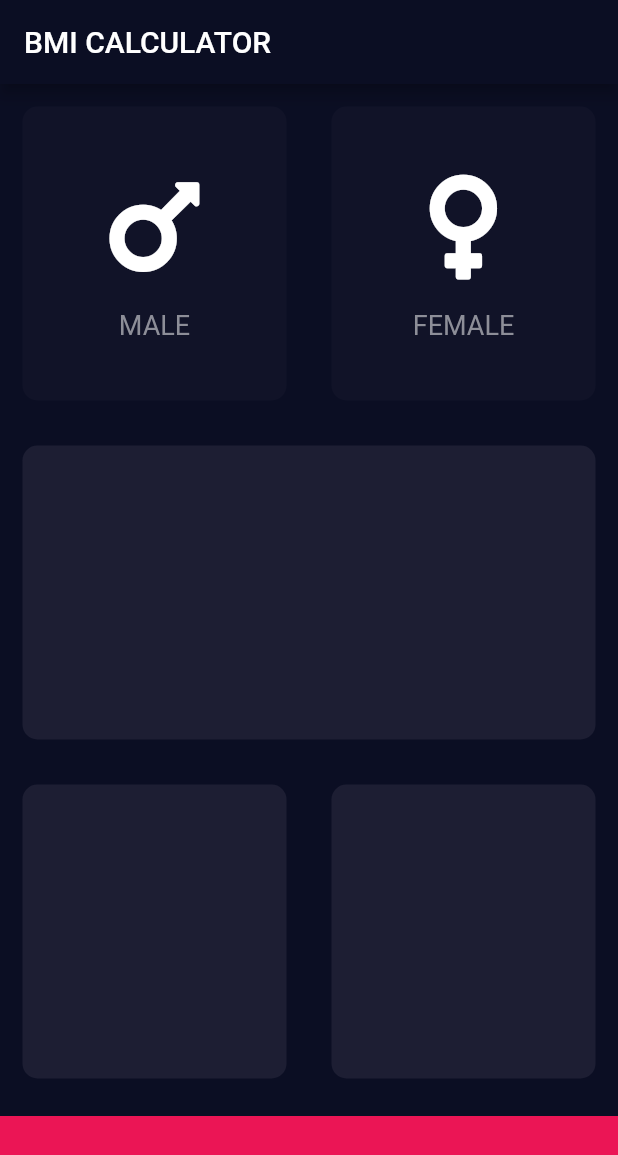
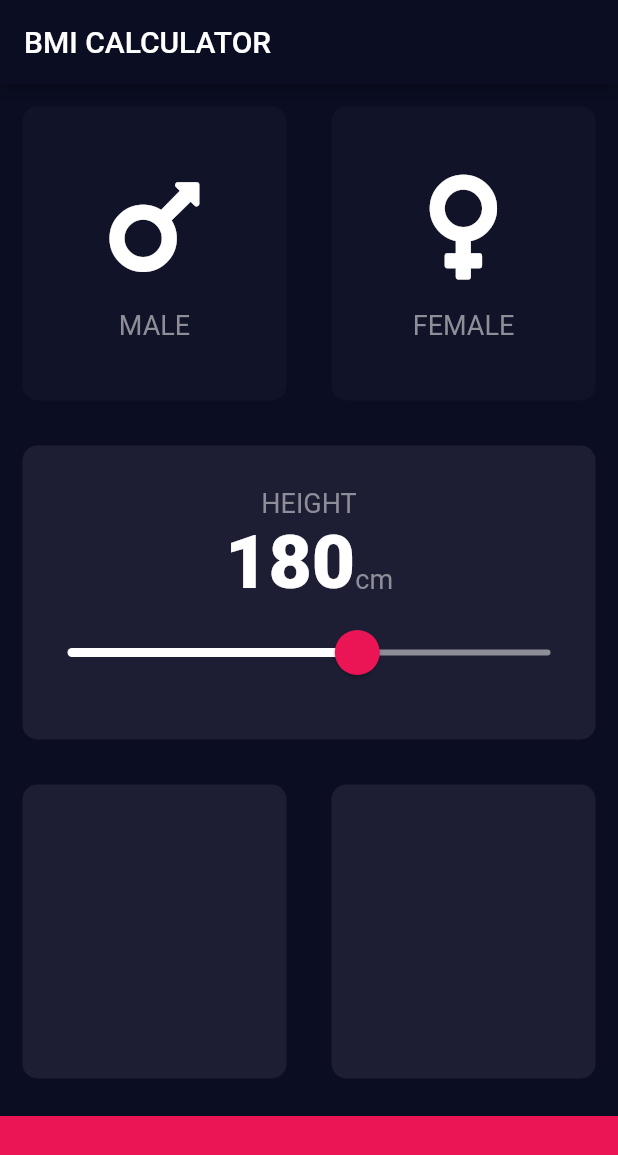
Before and after one commit to nsakenov/flutter-bmi-calculator, a Flutter app: the screen it shows after launch, on a phone screen of 412 x 824 dp. Shown: the top 1155 px of the screen. Run offline on Flutter 3.47's test engine with Material 2 defaults, Android fonts, the phone set to English and light mode, and no system bars; our stand-ins replace font_awesome_flutter.

Commit message:
added slider

```diff
--- /dev/null
+++ b/lib/constants.dart
@@ -0,0 +1,14 @@
+import 'package:flutter/material.dart';
+
+const kLabelTextStyle = TextStyle(
+  fontSize: 18.0,
+  color: Color(0xFF8D8E98),
+);
+
+const kNumberTextStyle = TextStyle(fontSize: 50.0, fontWeight: FontWeight.w900);
+
+const kBottomContainerHeight = 80.0;
+const Color kCardColor = Color(0xFF1D1E33);
+const Color kBottomContainerColor = Color(0xFFEB1555);
+const kActiveCardColor = Color(0xFF1D1E33);
+const kInactiveCardColor = Color(0xFF111328);
--- a/lib/icon_content.dart
+++ b/lib/icon_content.dart
@@ -1,4 +1,5 @@
 import 'package:flutter/material.dart';
+import 'constants.dart';
 
 class IconContent extends StatelessWidget {
   IconContent({@required this.icon, this.label});
@@ -16,7 +17,7 @@ class IconContent extends StatelessWidget {
         ),
         Text(
           label,
-          style: TextStyle(fontSize: 18, color: Color(0xFF8D8E98)),
+          style: kLabelTextStyle,
         )
       ],
     );
--- a/lib/input_page.dart
+++ b/lib/input_page.dart
@@ -1,13 +1,10 @@
+import 'package:flutter/cupertino.dart';
 import 'package:flutter/material.dart';
 import 'package:font_awesome_flutter/font_awesome_flutter.dart';
 import 'icon_content.dart';
 import 'reusable_card.dart';
+import 'constants.dart';
 
-const bottomContainerHeight = 80.0;
-const Color cardColor = Color(0xFF1D1E33);
-const Color bottomContainerColor = Color(0xFFEB1555);
-const activeCardColor = Color(0xFF1D1E33);
-const inactiveCardColor = Color(0xFF111328);
 enum Gender { male, female }
 
 class InputPage extends StatefulWidget {
@@ -17,6 +14,7 @@ class InputPage extends StatefulWidget {
 
 class _InputPageState extends State<InputPage> {
   Gender selectedGender;
+  int height = 180;
 
   @override
   Widget build(BuildContext context) {
@@ -24,7 +22,7 @@ class _InputPageState extends State<InputPage> {
       appBar: AppBar(
         title: Text('BMI CALCULATOR'),
       ),
-      body: Column(children: [
+      body: Column(crossAxisAlignment: CrossAxisAlignment.stretch, children: [
         Expanded(
           child: Row(
             children: [
@@ -36,8 +34,8 @@ class _InputPageState extends State<InputPage> {
                     });
                   },
                   cardColor: selectedGender == Gender.male
-                      ? activeCardColor
-                      : inactiveCardColor,
+                      ? kActiveCardColor
+                      : kInactiveCardColor,
                   cardChild: IconContent(
                       icon: Icon(FontAwesomeIcons.mars, size: 80),
                       label: 'MALE'),
@@ -51,8 +49,8 @@ class _InputPageState extends State<InputPage> {
                     });
                   },
                   cardColor: selectedGender == Gender.female
-                      ? activeCardColor
-                      : inactiveCardColor,
+                      ? kActiveCardColor
+                      : kInactiveCardColor,
                   cardChild: IconContent(
                     icon: Icon(FontAwesomeIcons.venus, size: 80),
                     label: 'FEMALE',
@@ -63,25 +61,73 @@ class _InputPageState extends State<InputPage> {
           ),
         ),
         Expanded(
-          child: ReusableCard(cardColor: cardColor),
+          child: ReusableCard(
+            cardColor: kCardColor,
+            cardChild: Column(
+              mainAxisAlignment: MainAxisAlignment.center,
+              children: [
+                Text(
+                  'HEIGHT',
+                  style: kLabelTextStyle,
+                ),
+                Row(
+                  mainAxisAlignment: MainAxisAlignment.center,
+                  crossAxisAlignment: CrossAxisAlignment.baseline,
+                  textBaseline: TextBaseline.alphabetic,
+                  children: [
+                    Text(
+                      height.toString(),
+                      style: kNumberTextStyle,
+                    ),
+                    Text(
+                      'cm',
+                      style: kLabelTextStyle,
+                    )
+                  ],
+                ),
+                SliderTheme(
+                  data: SliderTheme.of(context).copyWith(
+                      activeTrackColor: Colors.white,
+                      inactiveTrackColor: Color(0xFF8D8E98),
+                      overlayColor: Color(0x29EB1555),
+                      thumbShape:
+                          RoundSliderThumbShape(enabledThumbRadius: 15.0),
+                      thumbColor: Color(0xFFEB1555),
+                      overlayShape: RoundSliderOverlayShape(overlayRadius: 30)),
+                  child: Slider(
+                    value: height.toDouble(),
+                    min: 120.0,
+                    max: 220.0,
+                    onChanged: (double newValue) {
+                      setState(() {
+                        height = newValue.round();
+                      });
+                    },
+                  ),
+                )
+              ],
+            ),
+          ),
         ),
         Expanded(
           child: Row(
             children: [
               Expanded(
-                child: ReusableCard(cardColor: cardColor),
+                child: ReusableCard(
+                  cardColor: kCardColor,
+                ),
               ),
               Expanded(
-                child: ReusableCard(cardColor: cardColor),
+                child: ReusableCard(cardColor: kCardColor),
               )
             ],
           ),
         ),
         Container(
-          color: bottomContainerColor,
+          color: kBottomContainerColor,
           margin: EdgeInsets.only(top: 10),
           width: double.infinity,
-          height: bottomContainerHeight,
+          height: kBottomContainerHeight,
         )
       ]),
     );
```
